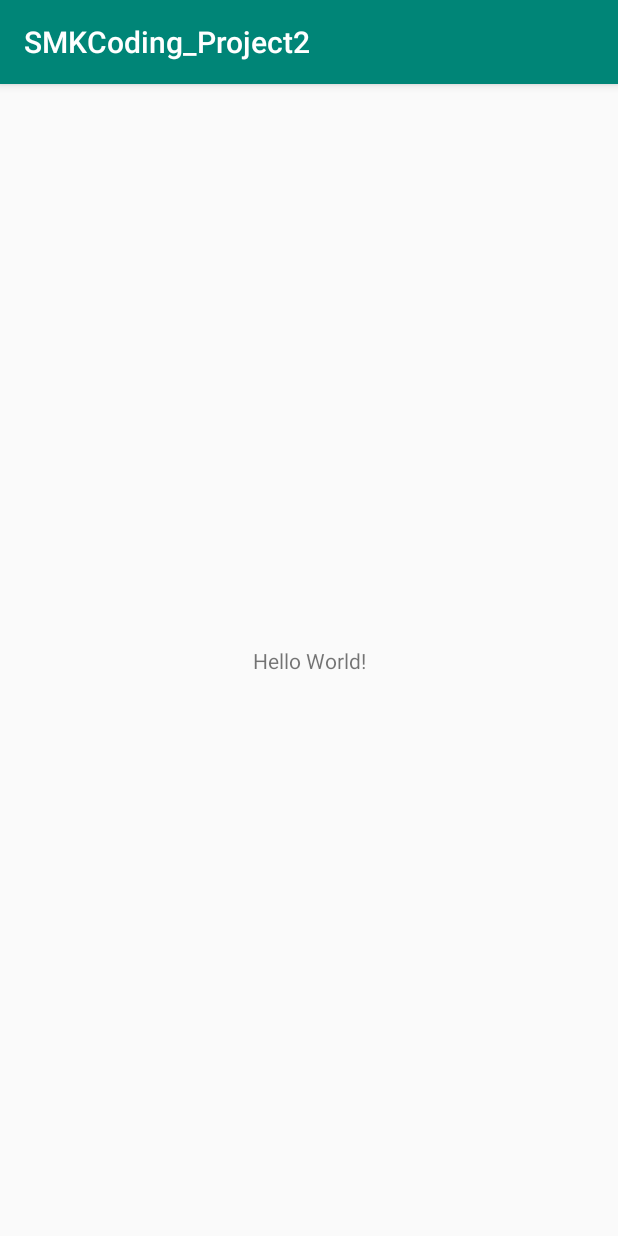
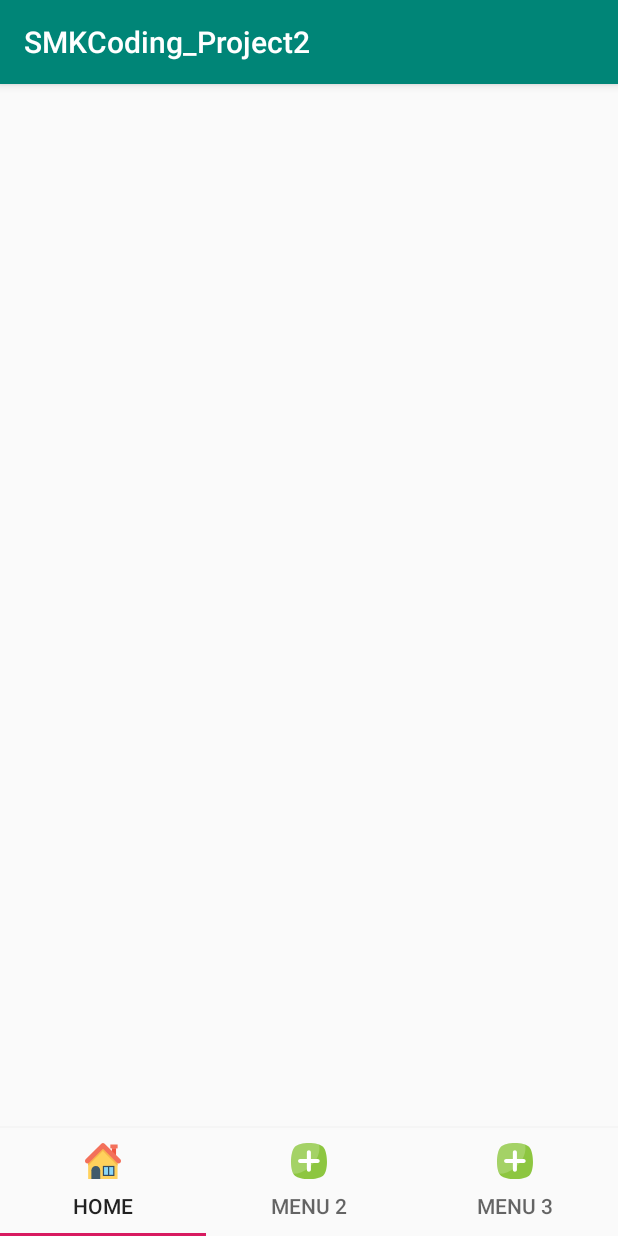
Before and after one commit to FrostBite7119/smkcoding_project2, an Android app: the screen it shows after launch (MainActivity), on a phone screen of 412 x 824 dp. Run offline under Robolectric (Android 15) with nearby library versions, the phone set to English and light mode, and no system bars.

Commit message:
View Pager

```diff
--- a/app/build.gradle
+++ b/app/build.gradle
@@ -29,6 +29,8 @@ dependencies {
     implementation 'androidx.appcompat:appcompat:1.1.0'
     implementation 'androidx.core:core-ktx:1.2.0'
     implementation 'androidx.constraintlayout:constraintlayout:1.1.3'
+    implementation "androidx.viewpager2:viewpager2:1.0.0"
+    implementation 'com.google.android.material:material:1.2.0-alpha06'
     testImplementation 'junit:junit:4.12'
     androidTestImplementation 'androidx.test.ext:junit:1.1.1'
     androidTestImplementation 'androidx.test.espresso:espresso-core:3.2.0'
--- /dev/null
+++ b/app/src/main/java/com/example/smkcoding_project2/HomeFragment.kt
@@ -0,0 +1,27 @@
+package com.example.smkcoding_project2
+
+import android.os.Bundle
+import android.view.LayoutInflater
+import android.view.View
+import android.view.ViewGroup
+import androidx.annotation.Nullable
+import androidx.fragment.app.Fragment
+
+class HomeFragment : Fragment() {
+    override fun onCreate(savedInstanceState: Bundle?) {
+        super.onCreate(savedInstanceState)
+    }
+    override fun onCreateView(
+        inflater: LayoutInflater, container: ViewGroup?,
+        savedInstanceState: Bundle?
+    ): View? {
+        return inflater.inflate(R.layout.fragment_home,
+            container, false)
+    }
+    override fun onViewCreated(
+        view: View,
+        @Nullable savedInstanceState: Bundle?
+    ) {
+        super.onViewCreated(view, savedInstanceState)
+    }
+}
--- a/app/src/main/java/com/example/smkcoding_project2/MainActivity.kt
+++ b/app/src/main/java/com/example/smkcoding_project2/MainActivity.kt
@@ -2,12 +2,26 @@ package com.example.smkcoding_project2
 
 import androidx.appcompat.app.AppCompatActivity
 import android.os.Bundle
+import androidx.core.content.res.ResourcesCompat
+import com.google.android.material.tabs.TabLayoutMediator
+import com.google.android.material.tabs.TabLayoutMediator.TabConfigurationStrategy
+import kotlinx.android.synthetic.main.activity_main.*
 
 class MainActivity : AppCompatActivity() {
+
+    val menuTeks = arrayOf("Home", "Menu 2", "Menu 3")
+    val menuIcon = arrayOf(R.drawable.ic_home, R.drawable.ic_signs, R.drawable.ic_signs)
 
     override fun onCreate(savedInstanceState: Bundle?) {
         super.onCreate(savedInstanceState)
         setContentView(R.layout.activity_main)
+        val adapter = ViewPagerAdapter(this)
+        view_pager.setAdapter(adapter)
+        TabLayoutMediator(tab_layout, view_pager,
+            TabConfigurationStrategy{tab, position ->
+                tab.text = menuTeks[position]
+                tab.icon = ResourcesCompat.getDrawable(resources,
+                    menuIcon[position], null)
+            }).attach()
     }
-    //Cek
 }
--- /dev/null
+++ b/app/src/main/java/com/example/smkcoding_project2/Menu2Fragment.kt
@@ -0,0 +1,27 @@
+package com.example.smkcoding_project2
+
+import android.os.Bundle
+import android.view.LayoutInflater
+import android.view.View
+import android.view.ViewGroup
+import androidx.annotation.Nullable
+import androidx.fragment.app.Fragment
+
+class Menu2Fragment : Fragment() {
+    override fun onCreate(savedInstanceState: Bundle?) {
+        super.onCreate(savedInstanceState)
+    }
+    override fun onCreateView(
+        inflater: LayoutInflater, container: ViewGroup?,
+        savedInstanceState: Bundle?
+    ): View? {
+        return inflater.inflate(R.layout.fragment_menu_2,
+            container, false)
+    }
+    override fun onViewCreated(
+        view: View,
+        @Nullable savedInstanceState: Bundle?
+    ) {
+        super.onViewCreated(view, savedInstanceState)
+    }
+}
--- /dev/null
+++ b/app/src/main/java/com/example/smkcoding_project2/Menu3Fragment.kt
@@ -0,0 +1,27 @@
+package com.example.smkcoding_project2
+
+import android.os.Bundle
+import android.view.LayoutInflater
+import android.view.View
+import android.view.ViewGroup
+import androidx.annotation.Nullable
+import androidx.fragment.app.Fragment
+
+class Menu3Fragment : Fragment() {
+    override fun onCreate(savedInstanceState: Bundle?) {
+        super.onCreate(savedInstanceState)
+    }
+    override fun onCreateView(
+        inflater: LayoutInflater, container: ViewGroup?,
+        savedInstanceState: Bundle?
+    ): View? {
+        return inflater.inflate(R.layout.fragment_menu_3,
+            container, false)
+    }
+    override fun onViewCreated(
+        view: View,
+        @Nullable savedInstanceState: Bundle?
+    ) {
+        super.onViewCreated(view, savedInstanceState)
+    }
+}
--- /dev/null
+++ b/app/src/main/java/com/example/smkcoding_project2/ViewPagerAdapter.kt
@@ -0,0 +1,26 @@
+package com.example.smkcoding_project2
+
+import android.content.Context
+import android.widget.Toast
+import androidx.fragment.app.Fragment
+import androidx.fragment.app.FragmentActivity
+import androidx.viewpager2.adapter.FragmentStateAdapter
+
+class ViewPagerAdapter(fragmentActivity: FragmentActivity) :
+FragmentStateAdapter(fragmentActivity) {
+    private val JUMLAH_MENU = 3
+    override fun createFragment(position: Int): Fragment {
+        when (position) {
+            0 -> { return HomeFragment() }
+            1 -> { return Menu2Fragment() }
+            2 -> { return Menu3Fragment() }
+            else -> {
+                return HomeFragment()
+            }
+        }
+    }
+
+    override fun getItemCount(): Int {
+        return JUMLAH_MENU
+    }
+}
--- /dev/null
+++ b/app/src/main/res/drawable/ic_home.xml
@@ -0,0 +1,33 @@
+<vector xmlns:android="http://schemas.android.com/apk/res/android"
+    android:width="512dp"
+    android:height="512dp"
+    android:viewportWidth="512"
+    android:viewportHeight="512">
+  <path
+      android:pathData="M382.933,73.6h58.667v102.4h-58.667z"
+      android:fillColor="#F05540"/>
+  <path
+      android:pathData="M360.533,21.333h103.467v55.467h-103.467z"
+      android:fillColor="#F3705A"/>
+  <path
+      android:pathData="M44.8,276.267V512h418.133V276.267c-82.133,-82.133 -128,-128 -209.067,-209.067l0,0C172.8,149.333 126.933,195.2 44.8,276.267z"
+      android:fillColor="#FFD15C"/>
+  <path
+      android:pathData="M464,276.267c-82.133,-82.133 -128,-128 -209.067,-209.067c-41.6,40.533 -73.6,72.533 -105.6,104.533s-64,64 -104.533,104.533v48c82.133,-82.133 128,-128 209.067,-209.067c82.133,82.133 128,128 209.067,209.067v6.4l0,0v-54.4H464z"
+      android:fillColor="#F7B64C"/>
+  <path
+      android:pathData="M216.533,512H90.667V388.267c0,-35.2 28.8,-62.933 62.933,-62.933l0,0c35.2,0 62.933,28.8 62.933,62.933V512z"
+      android:fillColor="#415A6B"/>
+  <path
+      android:pathData="M253.867,325.333h164.267v144h-164.267z"
+      android:fillColor="#344A5E"/>
+  <path
+      android:pathData="M270.933,342.4h56.533v109.867h-56.533z"
+      android:fillColor="#8AD7F8"/>
+  <path
+      android:pathData="M344.533,342.4h56.533v109.867h-56.533z"
+      android:fillColor="#8AD7F8"/>
+  <path
+      android:pathData="M502.4,232.533L279.467,9.6c-12.8,-12.8 -35.2,-12.8 -48,0L9.6,232.533c-12.8,12.8 -12.8,35.2 0,48c12.8,12.8 35.2,12.8 48,0L256,82.133l198.4,198.4c12.8,12.8 35.2,12.8 48,0C515.2,266.667 515.2,245.333 502.4,232.533z"
+      android:fillColor="#F3705A"/>
+</vector>
--- /dev/null
+++ b/app/src/main/res/drawable/ic_signs.xml
@@ -0,0 +1,17 @@
+<vector xmlns:android="http://schemas.android.com/apk/res/android"
+    android:width="455.431dp"
+    android:height="455.431dp"
+    android:viewportWidth="455.431"
+    android:viewportHeight="455.431">
+  <path
+      android:pathData="M405.493,412.764c-69.689,56.889 -287.289,56.889 -355.556,0c-69.689,-56.889 -62.578,-300.089 0,-364.089s292.978,-64 355.556,0S475.182,355.876 405.493,412.764z"
+      android:fillColor="#8DC640"/>
+  <path
+      android:pathData="M229.138,313.209c-62.578,49.778 -132.267,75.378 -197.689,76.8c-48.356,-82.489 -38.4,-283.022 18.489,-341.333c51.2,-52.622 211.911,-62.578 304.356,-29.867C377.049,112.676 330.116,232.142 229.138,313.209z"
+      android:strokeAlpha="0.2"
+      android:fillColor="#FFFFFF"
+      android:fillAlpha="0.2"/>
+  <path
+      android:pathData="M362.827,227.876c0,14.222 -11.378,25.6 -25.6,25.6h-85.333v85.333c0,14.222 -11.378,25.6 -25.6,25.6c-14.222,0 -25.6,-11.378 -25.6,-25.6v-85.333H115.36c-14.222,0 -25.6,-11.378 -25.6,-25.6c0,-14.222 11.378,-25.6 25.6,-25.6h85.333v-85.333c0,-14.222 11.378,-25.6 25.6,-25.6c14.222,0 25.6,11.378 25.6,25.6v85.333h85.333C351.449,202.276 362.827,213.653 362.827,227.876z"
+      android:fillColor="#FFFFFF"/>
+</vector>
--- a/app/src/main/res/layout/activity_main.xml
+++ b/app/src/main/res/layout/activity_main.xml
@@ -1,18 +1,22 @@
 <?xml version="1.0" encoding="utf-8"?>
-<androidx.constraintlayout.widget.ConstraintLayout xmlns:android="http://schemas.android.com/apk/res/android"
-    xmlns:app="http://schemas.android.com/apk/res-auto"
-    xmlns:tools="http://schemas.android.com/tools"
+<LinearLayout
+    xmlns:android="http://schemas.android.com/apk/res/android"
     android:layout_width="match_parent"
     android:layout_height="match_parent"
-    tools:context=".MainActivity">
+    android:orientation="vertical">
+    <androidx.viewpager2.widget.ViewPager2
+        android:id="@+id/view_pager"
+        android:layout_width="match_parent"
+        android:layout_height="0dp"
+        android:layout_weight="1" />
 
-    <TextView
-        android:layout_width="wrap_content"
-        android:layout_height="wrap_content"
-        android:text="Hello World!"
-        app:layout_constraintBottom_toBottomOf="parent"
-        app:layout_constraintLeft_toLeftOf="parent"
-        app:layout_constraintRight_toRightOf="parent"
-        app:layout_constraintTop_toTopOf="parent" />
+    <View
+        android:layout_width="match_parent"
+        android:layout_height="1.5dp"
+        android:background="#F5F5F5"></View>
 
-</androidx.constraintlayout.widget.ConstraintLayout>
+    <com.google.android.material.tabs.TabLayout
+        android:id="@+id/tab_layout"
+        android:layout_width="match_parent"
+        android:layout_height="wrap_content" />
+</LinearLayout>
--- /dev/null
+++ b/app/src/main/res/layout/fragment_home.xml
@@ -0,0 +1,6 @@
+<?xml version="1.0" encoding="utf-8"?>
+<LinearLayout xmlns:android="http://schemas.android.com/apk/res/android"
+    android:orientation="vertical" android:layout_width="match_parent"
+    android:layout_height="match_parent">
+
+</LinearLayout>
--- /dev/null
+++ b/app/src/main/res/layout/fragment_menu_2.xml
@@ -0,0 +1,6 @@
+<?xml version="1.0" encoding="utf-8"?>
+<LinearLayout xmlns:android="http://schemas.android.com/apk/res/android"
+    android:orientation="vertical" android:layout_width="match_parent"
+    android:layout_height="match_parent">
+
+</LinearLayout>
--- /dev/null
+++ b/app/src/main/res/layout/fragment_menu_3.xml
@@ -0,0 +1,6 @@
+<?xml version="1.0" encoding="utf-8"?>
+<LinearLayout xmlns:android="http://schemas.android.com/apk/res/android"
+    android:orientation="vertical" android:layout_width="match_parent"
+    android:layout_height="match_parent">
+
+</LinearLayout>
```
